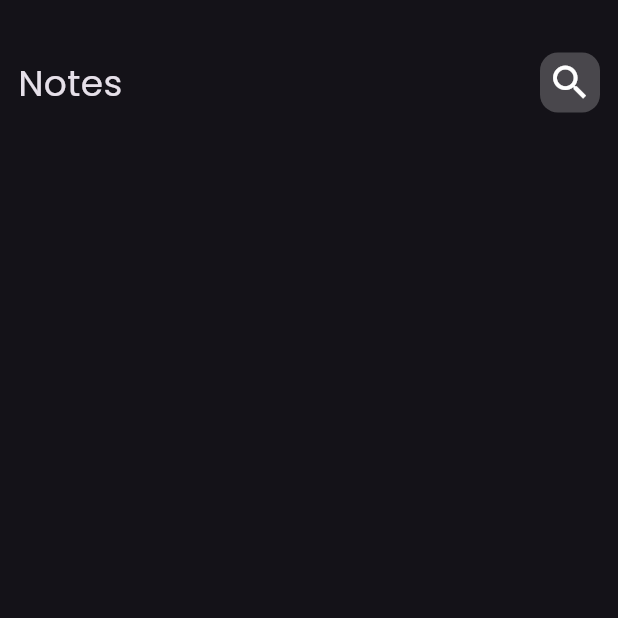
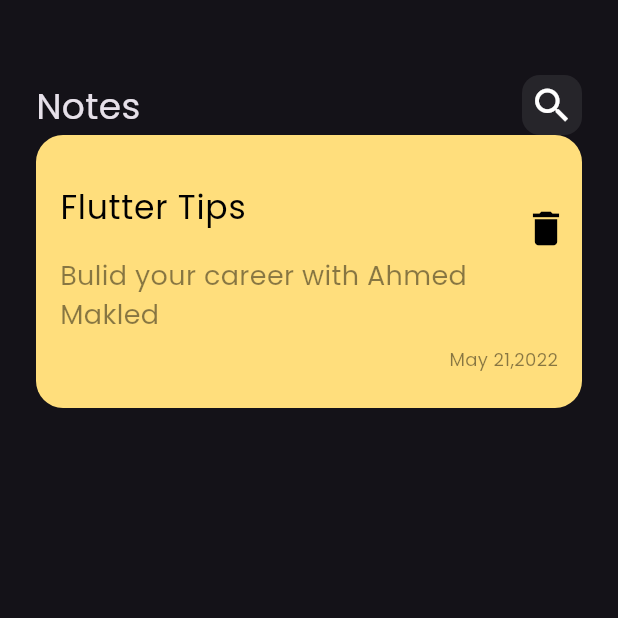
Before and after one commit to Ahmed-Makled1/note-app, a Flutter app: the screen it shows after launch, on a phone screen of 412 x 824 dp, the top half of it. Run offline on Flutter 3.47's test engine with Material 3 defaults, Android fonts, the phone set to English and light mode, and no system bars.

Commit message:
create note item

```diff
--- a/lib/views/home_view.dart
+++ b/lib/views/home_view.dart
@@ -1,5 +1,6 @@
 import 'package:flutter/material.dart';
 import 'package:note_app/widgets/custom_app_bar.dart';
+import 'package:note_app/widgets/note_item.dart';
 
 class HomeView extends StatelessWidget {
   const HomeView({super.key});
@@ -8,8 +9,8 @@ class HomeView extends StatelessWidget {
   Widget build(BuildContext context) {
     return Scaffold(
       body: Padding(
-        padding: const EdgeInsets.symmetric(horizontal: 12.0),
-        child: Column(children: [SizedBox(height: 35), CustomAppBar()]),
+        padding: const EdgeInsets.only(left: 24, right: 24, top: 50),
+        child: Column(children: [CustomAppBar(), NoteItem()]),
       ),
     );
   }
--- a/lib/widgets/custom_search_icon.dart
+++ b/lib/widgets/custom_search_icon.dart
@@ -9,7 +9,7 @@ class CustomSearchIcon extends StatelessWidget {
       height: 40,
       width: 40,
       decoration: BoxDecoration(
-        color: const Color.fromARGB(57, 255, 255, 255),
+        color: const Color.fromARGB(20, 255, 255, 255),
         borderRadius: BorderRadius.circular(12),
       ),
       child: Icon(Icons.search, size: 30),
--- /dev/null
+++ b/lib/widgets/note_item.dart
@@ -0,0 +1,56 @@
+import 'package:flutter/material.dart';
+
+class NoteItem extends StatelessWidget {
+  const NoteItem({super.key});
+
+  @override
+  Widget build(BuildContext context) {
+    return Container(
+      padding: EdgeInsets.only(left: 16, top: 24, bottom: 24),
+      decoration: BoxDecoration(
+        color: const Color.fromARGB(255, 255, 222, 124),
+        borderRadius: BorderRadius.circular(18),
+      ),
+      child: Column(
+        crossAxisAlignment: CrossAxisAlignment.end,
+        children: [
+          ListTile(
+            contentPadding: EdgeInsets.all(0),
+            title: Text(
+              "Flutter Tips",
+              style: TextStyle(color: Colors.black, fontSize: 22),
+            ),
+            subtitle: Padding(
+              padding: const EdgeInsets.only(top: 16.0),
+              child: Text(
+                "Bulid your career with Ahmed Makled",
+                style: TextStyle(
+                  color: const Color.fromARGB(120, 0, 0, 0),
+                  fontSize: 18,
+                ),
+              ),
+            ),
+            trailing: Transform.translate(
+              offset: Offset(0, -20),
+              child: IconButton(
+                onPressed: () {},
+                icon: Icon(Icons.delete, size: 30),
+                color: Colors.black,
+              ),
+            ),
+          ),
+          Padding(
+            padding: const EdgeInsets.only(right: 16.0),
+            child: Text(
+              "May 21,2022",
+              style: TextStyle(
+                color: const Color.fromARGB(120, 0, 0, 0),
+                fontSize: 12,
+              ),
+            ),
+          ),
+        ],
+      ),
+    );
+  }
+}
```
